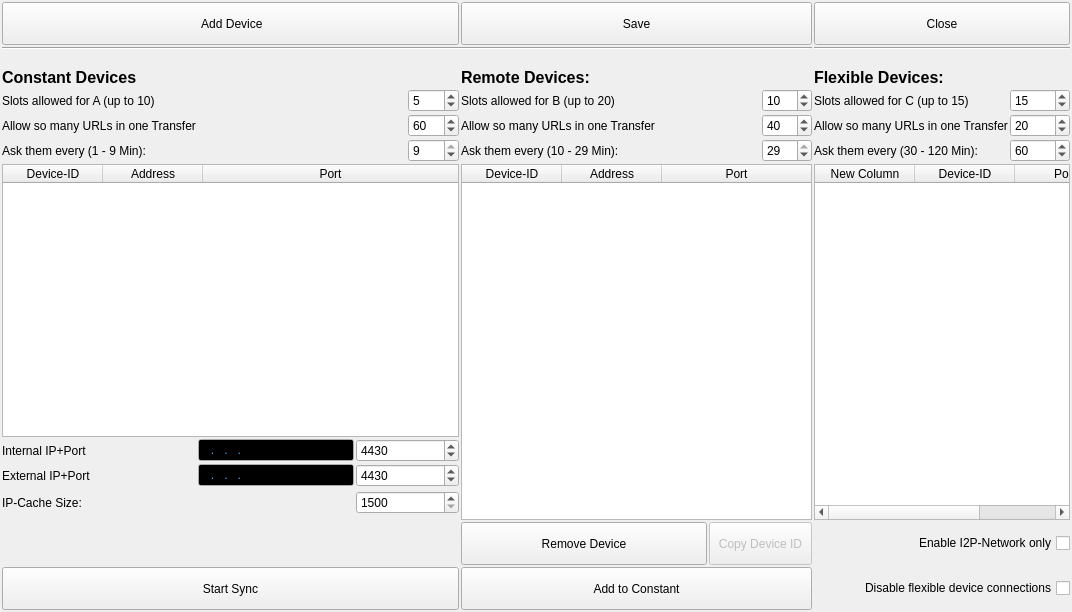
The window that ui/connection-display.ui (berndhs/arado) describes before a commit, drawn with Qt 5.
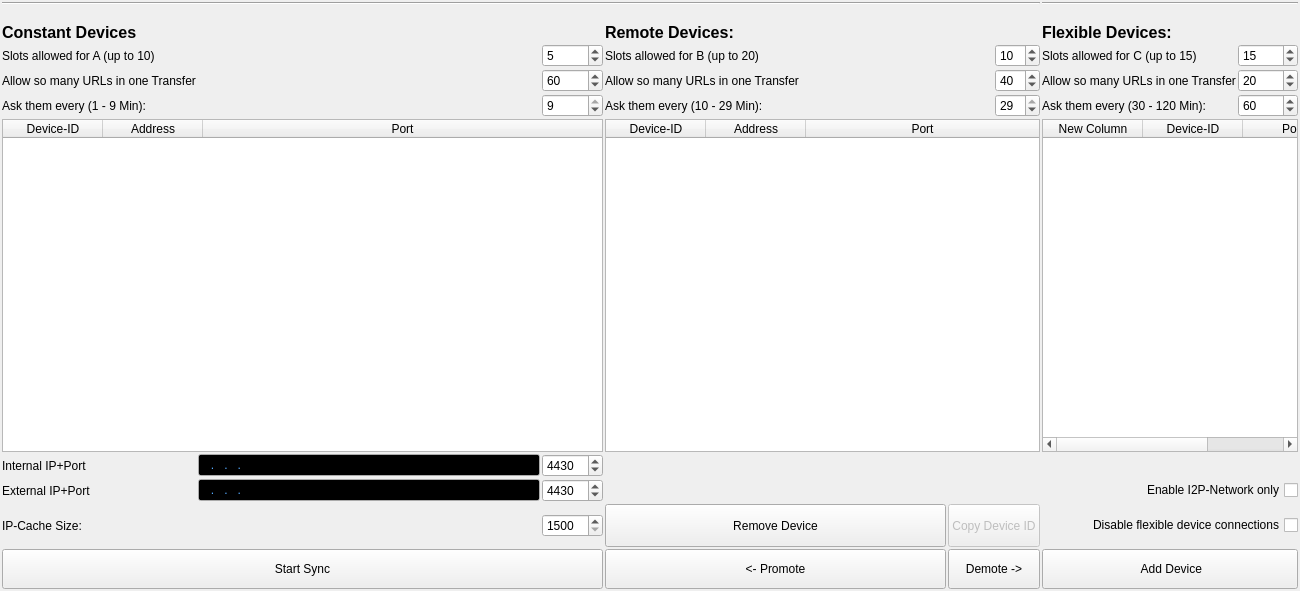
The same window after the commit. Icons and pictures are not drawn.

Commit message: display C peers, move some buttons around

```diff
--- a/ui/connection-display.ui
+++ b/ui/connection-display.ui
@@ -6,15 +6,100 @@
    <rect>
     <x>0</x>
     <y>0</y>
-    <width>1072</width>
-    <height>612</height>
+    <width>1300</width>
+    <height>591</height>
    </rect>
   </property>
   <property name="windowTitle">
    <string>Form</string>
   </property>
   <layout class="QGridLayout" name="gridLayout">
-   <item row="4" column="6" colspan="4">
+   <item row="0" column="0" colspan="6">
+    <widget class="Line" name="line">
+     <property name="orientation">
+      <enum>Qt::Horizontal</enum>
+     </property>
+    </widget>
+   </item>
+   <item row="0" column="6" colspan="3">
+    <widget class="Line" name="line_2">
+     <property name="orientation">
+      <enum>Qt::Horizontal</enum>
+     </property>
+    </widget>
+   </item>
+   <item row="1" column="0">
+    <widget class="QLabel" name="icon_A">
+     <property name="maximumSize">
+      <size>
+       <width>35</width>
+       <height>16777215</height>
+      </size>
+     </property>
+     <property name="baseSize">
+      <size>
+       <width>0</width>
+       <height>0</height>
+      </size>
+     </property>
+     <property name="text">
+      <string/>
+     </property>
+     <property name="pixmap">
+      <pixmap resource="../arado.qrc">:/images/kfm_home.png</pixmap>
+     </property>
+    </widget>
+   </item>
+   <item row="1" column="3">
+    <widget class="QLabel" name="icon_B">
+     <property name="maximumSize">
+      <size>
+       <width>35</width>
+       <height>16777215</height>
+      </size>
+     </property>
+     <property name="text">
+      <string/>
+     </property>
+     <property name="pixmap">
+      <pixmap resource="../arado.qrc">:/images/kdmconfig.png</pixmap>
+     </property>
+    </widget>
+   </item>
+   <item row="1" column="6">
+    <widget class="QLabel" name="icon_C">
+     <property name="maximumSize">
+      <size>
+       <width>35</width>
+       <height>16777215</height>
+      </size>
+     </property>
+     <property name="text">
+      <string/>
+     </property>
+     <property name="pixmap">
+      <pixmap resource="../arado.qrc">:/images/remote.png</pixmap>
+     </property>
+    </widget>
+   </item>
+   <item row="2" column="0">
+    <widget class="QLabel" name="label_A">
+     <property name="font">
+      <font>
+       <pointsize>12</pointsize>
+       <weight>75</weight>
+       <bold>true</bold>
+      </font>
+     </property>
+     <property name="text">
+      <string>Constant Devices</string>
+     </property>
+     <property name="textFormat">
+      <enum>Qt::AutoText</enum>
+     </property>
+    </widget>
+   </item>
+   <item row="2" column="3">
     <widget class="QLabel" name="label_B">
      <property name="font">
       <font>
@@ -28,7 +113,7 @@
      </property>
     </widget>
    </item>
-   <item row="4" column="12" colspan="2">
+   <item row="2" column="6" colspan="2">
     <widget class="QLabel" name="label_C">
      <property name="font">
       <font>
@@ -42,14 +127,131 @@
      </property>
     </widget>
    </item>
-   <item row="7" column="0" colspan="4">
+   <item row="3" column="0">
+    <widget class="QLabel" name="label_Slots_A">
+     <property name="text">
+      <string>Slots allowed for A (up to 10)</string>
+     </property>
+    </widget>
+   </item>
+   <item row="3" column="2">
+    <widget class="QSpinBox" name="urlamount_A">
+     <property name="minimum">
+      <number>1</number>
+     </property>
+     <property name="maximum">
+      <number>10</number>
+     </property>
+     <property name="value">
+      <number>5</number>
+     </property>
+    </widget>
+   </item>
+   <item row="3" column="3" colspan="2">
+    <widget class="QLabel" name="label_Slots_B">
+     <property name="text">
+      <string>Slots allowed for B (up to 20)</string>
+     </property>
+    </widget>
+   </item>
+   <item row="3" column="5">
+    <widget class="QSpinBox" name="slots_B">
+     <property name="minimum">
+      <number>1</number>
+     </property>
+     <property name="maximum">
+      <number>20</number>
+     </property>
+     <property name="value">
+      <number>10</number>
+     </property>
+    </widget>
+   </item>
+   <item row="3" column="6" colspan="2">
+    <widget class="QLabel" name="label_Slots_C">
+     <property name="text">
+      <string>Slots allowed for C (up to 15)</string>
+     </property>
+    </widget>
+   </item>
+   <item row="3" column="8">
+    <widget class="QSpinBox" name="slots_C">
+     <property name="maximum">
+      <number>20</number>
+     </property>
+     <property name="value">
+      <number>15</number>
+     </property>
+    </widget>
+   </item>
+   <item row="4" column="0">
+    <widget class="QLabel" name="label_URL_A">
+     <property name="text">
+      <string>Allow so many URLs in one Transfer</string>
+     </property>
+    </widget>
+   </item>
+   <item row="4" column="2">
+    <widget class="QSpinBox" name="slots_A">
+     <property name="minimum">
+      <number>10</number>
+     </property>
+     <property name="maximum">
+      <number>80</number>
+     </property>
+     <property name="value">
+      <number>60</number>
+     </property>
+    </widget>
+   </item>
+   <item row="4" column="3" colspan="2">
+    <widget class="QLabel" name="label_URL_B">
+     <property name="text">
+      <string>Allow so many URLs in one Transfer</string>
+     </property>
+    </widget>
+   </item>
+   <item row="4" column="5">
+    <widget class="QSpinBox" name="urlamount_B">
+     <property name="minimum">
+      <number>10</number>
+     </property>
+     <property name="maximum">
+      <number>80</number>
+     </property>
+     <property name="value">
+      <number>40</number>
+     </property>
+    </widget>
+   </item>
+   <item row="4" column="6" colspan="2">
+    <widget class="QLabel" name="label_URL_C">
+     <property name="text">
+      <string>Allow so many URLs in one Transfer</string>
+     </property>
+    </widget>
+   </item>
+   <item row="4" column="8">
+    <widget class="QSpinBox" name="urlamount_C">
+     <property name="minimum">
+      <number>10</number>
+     </property>
+     <property name="maximum">
+      <number>80</number>
+     </property>
+     <property name="value">
+      <number>20</number>
+     </property>
+    </widget>
+   </item>
+   <item row="5" column="0">
     <widget class="QLabel" name="labelipask_A">
      <property name="text">
       <string>Ask them every (1 - 9 Min):</string>
      </property>
     </widget>
    </item>
-   <item row="7" column="5">
+   <item row="5" column="2">
     <widget class="QSpinBox" name="ipask_A">
      <property name="toolTip">
       <string>IP-connections of your devices are dropped for sync-balancing reasons each X minutes (10-30).</string>
@@ -68,14 +270,14 @@
      </property>
     </widget>
    </item>
-   <item row="7" column="6" colspan="3">
+   <item row="5" column="3" colspan="2">
     <widget class="QLabel" name="labelipask_B">
      <property name="text">
       <string>Ask them every (10 - 29 Min):</string>
      </property>
     </widget>
    </item>
-   <item row="7" column="9">
+   <item row="5" column="5">
     <widget class="QSpinBox" name="ipask_B">
      <property name="toolTip">
       <string>IP-connections of your devices are dropped for sync-balancing reasons each X minutes (10-30).</string>
@@ -94,14 +296,14 @@
      </property>
     </widget>
    </item>
-   <item row="7" column="12">
+   <item row="5" column="6" colspan="2">
     <widget class="QLabel" name="labelipask_C">
      <property name="text">
       <string>Ask them every (30 - 120 Min):</string>
      </property>
     </widget>
    </item>
-   <item row="7" column="13">
+   <item row="5" column="8">
     <widget class="QSpinBox" name="ipask_C">
      <property name="toolTip">
       <string>IP-connections of your devices are dropped for sync-balancing reasons each X minutes (10-30).</string>
@@ -120,286 +322,285 @@
      </property>
     </widget>
    </item>
-   <item row="18" column="6" colspan="2">
-    <widget class="QPushButton" name="pushButton_remove">
-     <property name="minimumSize">
-      <size>
-       <width>0</width>
-       <height>43</height>
-      </size>
+   <item row="6" column="0" colspan="3">
+    <widget class="QTableWidget" name="tableWidget_A">
+     <property name="showGrid">
+      <bool>false</bool>
      </property>
-     <property name="toolTip">
-      <string>Removes a trusted IP from the list.</string>
-     </property>
-     <property name="text">
-      <string>Remove Device</string>
-     </property>
-     <property name="icon">
-      <iconset resource="../arado.qrc">
-       <normaloff>:/images/cancel.png</normaloff>:/images/cancel.png</iconset>
-     </property>
-     <property name="iconSize">
-      <size>
-       <width>32</width>
-       <height>32</height>
-      </size>
-     </property>
+     <attribute name="horizontalHeaderStretchLastSection">
+      <bool>true</bool>
+     </attribute>
+     <attribute name="verticalHeaderVisible">
+      <bool>false</bool>
+     </attribute>
+     <column>
+      <property name="text">
+       <string>Device-ID</string>
+      </property>
+     </column>
+     <column>
+      <property name="text">
+       <string>Address</string>
+      </property>
+     </column>
+     <column>
+      <property name="text">
+       <string>Port</string>
+      </property>
+     </column>
     </widget>
    </item>
-   <item row="18" column="8" colspan="2">
-    <widget class="QPushButton" name="pushButton_copyid">
-     <property name="enabled">
+   <item row="6" column="3" colspan="3">
+    <widget class="QTableWidget" name="tableWidget_B">
+     <property name="showGrid">
       <bool>false</bool>
      </property>
-     <property name="minimumSize">
-      <size>
-       <width>0</width>
-       <height>43</height>
-      </size>
-     </property>
-     <property name="toolTip">
-      <string>Copy your Device-ID to the clipboard</string>
-     </property>
-     <property name="text">
-      <string>Copy Device ID</string>
-     </property>
-     <property name="icon">
-      <iconset resource="../arado.qrc">
-       <normaloff>:/images/copy.png</normaloff>:/images/copy.png</iconset>
-     </property>
-     <property name="iconSize">
-      <size>
-       <width>32</width>
-       <height>32</height>
-      </size>
-     </property>
-    </widget>
-   </item>
-   <item row="22" column="6" colspan="4">
-    <widget class="QPushButton" name="pushButton_addto_A">
-     <property name="minimumSize">
-      <size>
-       <width>0</width>
-       <height>43</height>
-      </size>
-     </property>
-     <property name="toolTip">
-      <string>Adds an IP from recommended or episodic list to trusted list.</string>
-     </property>
-     <property name="text">
-      <string>Add to Constant</string>
-     </property>
-     <property name="icon">
-      <iconset resource="../arado.qrc">
-       <normaloff>:/images/kfm_home.png</normaloff>:/images/kfm_home.png</iconset>
-     </property>
-     <property name="iconSize">
-      <size>
-       <width>32</width>
-       <height>32</height>
-      </size>
-     </property>
-    </widget>
-   </item>
-   <item row="2" column="12" colspan="2">
-    <widget class="Line" name="line_2">
-     <property name="orientation">
-      <enum>Qt::Horizontal</enum>
-     </property>
-    </widget>
-   </item>
-   <item row="9" column="4" colspan="2">
-    <widget class="QSpinBox" name="myportinternal">
-     <property name="toolTip">
-      <string>You need to forward this port in your NAT/router, if you want to connect.</string>
-     </property>
-     <property name="maximum">
-      <number>65535</number>
-     </property>
-     <property name="value">
-      <number>4430</number>
-     </property>
-    </widget>
-   </item>
-   <item row="9" column="1" colspan="3">
-    <widget class="QLineEdit" name="addipinternal">
-     <property name="palette">
-      <palette>
-       <active>
-        <colorrole role="Text">
-         <brush brushstyle="SolidPattern">
-          <color alpha="255">
-           <red>85</red>
-           <green>170</green>
-           <blue>255</blue>
-          </color>
-         </brush>
-        </colorrole>
-        <colorrole role="Base">
-         <brush brushstyle="SolidPattern">
-          <color alpha="255">
-           <red>0</red>
-           <green>0</green>
-           <blue>0</blue>
-          </color>
-         </brush>
-        </colorrole>
-       </active>
-       <inactive>
-        <colorrole role="Text">
-         <brush brushstyle="SolidPattern">
-          <color alpha="255">
-           <red>85</red>
-           <green>170</green>
-           <blue>255</blue>
-          </color>
-         </brush>
-        </colorrole>
-        <colorrole role="Base">
-         <brush brushstyle="SolidPattern">
-          <color alpha="255">
-           <red>0</red>
-           <green>0</green>
-           <blue>0</blue>
-          </color>
-         </brush>
-        </colorrole>
-       </inactive>
-       <disabled>
-        <colorrole role="Text">
-         <brush brushstyle="SolidPattern">
-          <color alpha="255">
-           <red>190</red>
-           <green>190</green>
-           <blue>190</blue>
-          </color>
-         </brush>
-        </colorrole>
-        <colorrole role="Base">
-         <brush brushstyle="SolidPattern">
-          <color alpha="255">
-           <red>239</red>
-           <green>235</green>
-           <blue>231</blue>
-          </color>
-         </brush>
-        </colorrole>
-       </disabled>
-      </palette>
-     </property>
-     <property name="font">
-      <font>
-       <kerning>true</kerning>
-      </font>
-     </property>
-     <property name="toolTip">
-      <string>Enter any online  IP-Adress of your network, if the IP-cache is empty.</string>
-     </property>
-     <property name="inputMask">
-      <string>999.999.999.999; </string>
-     </property>
-     <property name="frame">
+     <attribute name="horizontalHeaderStretchLastSection">
       <bool>true</bool>
-     </property>
+     </attribute>
+     <attribute name="verticalHeaderVisible">
+      <bool>false</bool>
+     </attribute>
+     <column>
+      <property name="text">
+       <string>Device-ID</string>
+      </property>
+     </column>
+     <column>
+      <property name="text">
+       <string>Address</string>
+      </property>
+     </column>
+     <column>
+      <property name="text">
+       <string>Port</string>
+      </property>
+     </column>
     </widget>
    </item>
-   <item row="10" column="1" colspan="3">
-    <widget class="QLineEdit" name="addipexternal">
-     <property name="palette">
-      <palette>
-       <active>
-        <colorrole role="Text">
-         <brush brushstyle="SolidPattern">
-          <color alpha="255">
-           <red>85</red>
-           <green>170</green>
-           <blue>255</blue>
-          </color>
-         </brush>
-        </colorrole>
-        <colorrole role="Base">
-         <brush brushstyle="SolidPattern">
-          <color alpha="255">
-           <red>0</red>
-           <green>0</green>
-           <blue>0</blue>
-          </color>
-         </brush>
-        </colorrole>
-       </active>
-       <inactive>
-        <colorrole role="Text">
-         <brush brushstyle="SolidPattern">
-          <color alpha="255">
-           <red>85</red>
-           <green>170</green>
-           <blue>255</blue>
-          </color>
-         </brush>
-        </colorrole>
-        <colorrole role="Base">
-         <brush brushstyle="SolidPattern">
-          <color alpha="255">
-           <red>0</red>
-           <green>0</green>
-           <blue>0</blue>
-          </color>
-         </brush>
-        </colorrole>
-       </inactive>
-       <disabled>
-        <colorrole role="Text">
-         <brush brushstyle="SolidPattern">
-          <color alpha="255">
-           <red>190</red>
-           <green>190</green>
-           <blue>190</blue>
-          </color>
-         </brush>
-        </colorrole>
-        <colorrole role="Base">
-         <brush brushstyle="SolidPattern">
-          <color alpha="255">
-           <red>239</red>
-           <green>235</green>
-           <blue>231</blue>
-          </color>
-         </brush>
-        </colorrole>
-       </disabled>
-      </palette>
+   <item row="6" column="6" colspan="3">
+    <widget class="QTableWidget" name="tableWidget_C">
+     <property name="showGrid">
+      <bool>false</bool>
      </property>
-     <property name="font">
-      <font>
-       <kerning>true</kerning>
-      </font>
-     </property>
-     <property name="toolTip">
-      <string>Enter any online  IP-Adress of your network, if the IP-cache is empty.</string>
-     </property>
-     <property name="inputMask">
-      <string>999.999.999.999; </string>
-     </property>
-     <property name="frame">
+     <attribute name="horizontalHeaderVisible">
       <bool>true</bool>
-     </property>
+     </attribute>
+     <attribute name="horizontalHeaderStretchLastSection">
+      <bool>true</bool>
+     </attribute>
+     <attribute name="verticalHeaderVisible">
+      <bool>false</bool>
+     </attribute>
+     <column>
+      <property name="text">
+       <string>New Column</string>
+      </property>
+     </column>
+     <column>
+      <property name="text">
+       <string>Device-ID</string>
+      </property>
+     </column>
+     <column>
+      <property name="text">
+       <string>Port</string>
+      </property>
+     </column>
     </widget>
    </item>
-   <item row="9" column="0">
+   <item row="7" column="0">
     <widget class="QLabel" name="labelmyport_2">
      <property name="text">
       <string>Internal IP+Port</string>
      </property>
     </widget>
    </item>
-   <item row="10" column="0">
+   <item row="7" column="1">
+    <widget class="QLineEdit" name="addipinternal">
+     <property name="palette">
+      <palette>
+       <active>
+        <colorrole role="Text">
+         <brush brushstyle="SolidPattern">
+          <color alpha="255">
+           <red>85</red>
+           <green>170</green>
+           <blue>255</blue>
+          </color>
+         </brush>
+        </colorrole>
+        <colorrole role="Base">
+         <brush brushstyle="SolidPattern">
+          <color alpha="255">
+           <red>0</red>
+           <green>0</green>
+           <blue>0</blue>
+          </color>
+         </brush>
+        </colorrole>
+       </active>
+       <inactive>
+        <colorrole role="Text">
+         <brush brushstyle="SolidPattern">
+          <color alpha="255">
+           <red>85</red>
+           <green>170</green>
+           <blue>255</blue>
+          </color>
+         </brush>
+        </colorrole>
+        <colorrole role="Base">
+         <brush brushstyle="SolidPattern">
+          <color alpha="255">
+           <red>0</red>
+           <green>0</green>
+           <blue>0</blue>
+          </color>
+         </brush>
+        </colorrole>
+       </inactive>
+       <disabled>
+        <colorrole role="Text">
+         <brush brushstyle="SolidPattern">
+          <color alpha="255">
+           <red>190</red>
+           <green>190</green>
+           <blue>190</blue>
+          </color>
+         </brush>
+        </colorrole>
+        <colorrole role="Base">
+         <brush brushstyle="SolidPattern">
+          <color alpha="255">
+           <red>239</red>
+           <green>235</green>
+           <blue>231</blue>
+          </color>
+         </brush>
+        </colorrole>
+       </disabled>
+      </palette>
+     </property>
+     <property name="font">
+      <font>
+       <kerning>true</kerning>
+      </font>
+     </property>
+     <property name="toolTip">
+      <string>Enter any online  IP-Adress of your network, if the IP-cache is empty.</string>
+     </property>
+     <property name="inputMask">
+      <string>999.999.999.999; </string>
+     </property>
+     <property name="frame">
+      <bool>true</bool>
+     </property>
+    </widget>
+   </item>
+   <item row="7" column="2">
+    <widget class="QSpinBox" name="myportinternal">
+     <property name="toolTip">
+      <string>You need to forward this port in your NAT/router, if you want to connect.</string>
+     </property>
+     <property name="maximum">
+      <number>65535</number>
+     </property>
+     <property name="value">
+      <number>4430</number>
+     </property>
+    </widget>
+   </item>
+   <item row="8" column="0">
     <widget class="QLabel" name="labelmyport_3">
      <property name="text">
       <string>External IP+Port</string>
      </property>
     </widget>
    </item>
-   <item row="10" column="4" colspan="2">
+   <item row="8" column="1">
+    <widget class="QLineEdit" name="addipexternal">
+     <property name="palette">
+      <palette>
+       <active>
+        <colorrole role="Text">
+         <brush brushstyle="SolidPattern">
+          <color alpha="255">
+           <red>85</red>
+           <green>170</green>
+           <blue>255</blue>
+          </color>
+         </brush>
+        </colorrole>
+        <colorrole role="Base">
+         <brush brushstyle="SolidPattern">
+          <color alpha="255">
+           <red>0</red>
+           <green>0</green>
+           <blue>0</blue>
+          </color>
+         </brush>
+        </colorrole>
+       </active>
+       <inactive>
+        <colorrole role="Text">
+         <brush brushstyle="SolidPattern">
+          <color alpha="255">
+           <red>85</red>
+           <green>170</green>
+           <blue>255</blue>
+          </color>
+         </brush>
+        </colorrole>
+        <colorrole role="Base">
+         <brush brushstyle="SolidPattern">
+          <color alpha="255">
+           <red>0</red>
+           <green>0</green>
+           <blue>0</blue>
+          </color>
+         </brush>
+        </colorrole>
+       </inactive>
+       <disabled>
+        <colorrole role="Text">
+         <brush brushstyle="SolidPattern">
+          <color alpha="255">
+           <red>190</red>
+           <green>190</green>
+           <blue>190</blue>
+          </color>
+         </brush>
+        </colorrole>
+        <colorrole role="Base">
+         <brush brushstyle="SolidPattern">
+          <color alpha="255">
+           <red>239</red>
+           <green>235</green>
+           <blue>231</blue>
+          </color>
+         </brush>
+        </colorrole>
+       </disabled>
+      </palette>
+     </property>
+     <property name="font">
+      <font>
+       <kerning>true</kerning>
+      </font>
+     </property>
+     <property name="toolTip">
+      <string>Enter any online  IP-Adress of your network, if the IP-cache is empty.</string>
+     </property>
+     <property name="inputMask">
+      <string>999.999.999.999; </string>
+     </property>
+     <property name="frame">
+      <bool>true</bool>
+     </property>
+    </widget>
+   </item>
+   <item row="8" column="2">
     <widget class="QSpinBox" name="myportexternal">
      <property name="toolTip">
       <string>You need to forward this port in your NAT/router, if you want to connect.</string>
@@ -412,136 +613,7 @@
      </property>
     </widget>
    </item>
-   <item row="0" column="6" colspan="4">
-    <widget class="QPushButton" name="pushButton_savesettings">
-     <property name="enabled">
-      <bool>true</bool>
-     </property>
-     <property name="minimumSize">
-      <size>
-       <width>0</width>
-       <height>43</height>
-      </size>
-     </property>
-     <property name="toolTip">
-      <string>Save current Settings.</string>
-     </property>
-     <property name="text">
-      <string>Save</string>
-     </property>
-     <property name="icon">
-      <iconset resource="../arado.qrc">
-       <normaloff>:/images/filesaveas.png</normaloff>:/images/filesaveas.png</iconset>
-     </property>
-     <property name="iconSize">
-      <size>
-       <width>32</width>
-       <height>32</height>
-      </size>
-     </property>
-    </widget>
-   </item>
-   <item row="0" column="12" colspan="2">
-    <widget class="QPushButton" name="pushButton_closesettings">
-     <property name="enabled">
-      <bool>true</bool>
-     </property>
-     <property name="minimumSize">
-      <size>
-       <width>0</width>
-       <height>43</height>
-      </size>
-     </property>
-     <property name="toolTip">
-      <string>Close current Settings.</string>
-     </property>
-     <property name="text">
-      <string>Close</string>
-     </property>
-     <property name="icon">
-      <iconset resource="../arado.qrc">
-       <normaloff>:/images/back.png</normaloff>:/images/back.png</iconset>
-     </property>
-     <property name="iconSize">
-      <size>
-       <width>32</width>
-       <height>32</height>
-      </size>
-     </property>
-    </widget>
-   </item>
-   <item row="2" column="0" colspan="10">
-    <widget class="Line" name="line">
-     <property name="orientation">
-      <enum>Qt::Horizontal</enum>
-     </property>
-    </widget>
-   </item>
-   <item row="3" column="0">
-    <widget class="QLabel" name="icon_A">
-     <property name="maximumSize">
-      <size>
-       <width>35</width>
-       <height>16777215</height>
-      </size>
-     </property>
-     <property name="baseSize">
-      <size>
-       <width>0</width>
-       <height>0</height>
-      </size>
-     </property>
-     <property name="text">
-      <string/>
-     </property>
-     <property name="pixmap">
-      <pixmap resource="../arado.qrc">:/images/kfm_home.png</pixmap>
-     </property>
-    </widget>
-   </item>
-   <item row="3" column="6">
-    <widget class="QLabel" name="icon_B">
-     <property name="maximumSize">
-      <size>
-       <width>35</width>
-       <height>16777215</height>
-      </size>
-     </property>
-     <property name="text">
-      <string/>
-     </property>
-     <property name="pixmap">
-      <pixmap resource="../arado.qrc">:/images/kdmconfig.png</pixmap>
-     </property>
-    </widget>
-   </item>
-   <item row="3" column="12">
-    <widget class="QLabel" name="icon_C">
-     <property name="maximumSize">
-      <size>
-       <width>35</width>
-       <height>16777215</height>
-      </size>
-     </property>
-     <property name="text">
-      <string/>
-     </property>
-     <property name="pixmap">
-      <pixmap resource="../arado.qrc">:/images/remote.png</pixmap>
-     </property>
-    </widget>
-   </item>
-   <item row="22" column="12" colspan="2">
-    <widget class="QCheckBox" name="checkboxdisable_C">
-     <property name="layoutDirection">
-      <enum>Qt::RightToLeft</enum>
-     </property>
-     <property name="text">
-      <string>Disable flexible device connections</string>
-     </property>
-    </widget>
-   </item>
-   <item row="18" column="12" colspan="2">
+   <item row="8" column="7" colspan="2">
     <widget class="QCheckBox" name="checkBox_I2P">
      <property name="layoutDirection">
       <enum>Qt::RightToLeft</enum>
@@ -551,7 +623,7 @@
      </property>
     </widget>
    </item>
-   <item row="12" column="0">
+   <item row="9" column="0">
     <widget class="QLabel" name="labelipcachesize_3">
      <property name="layoutDirection">
       <enum>Qt::LeftToRight</enum>
@@ -561,7 +633,7 @@
      </property>
     </widget>
    </item>
-   <item row="12" column="4" colspan="2">
+   <item row="9" column="2">
     <widget class="QSpinBox" name="ipcachesize">
      <property name="toolTip">
       <string>Amount of IP-adresses in your IP-cache (1500-5000). Rise up, if all IP-adresses are outdated or offline and connections fail after a start.  Then each minute a request is sent to the boot-IP-connections, to fill the cache for 100%.</string>
@@ -577,25 +649,48 @@
      </property>
     </widget>
    </item>
-   <item row="0" column="0" colspan="6">
-    <widget class="QPushButton" name="buttonAddDevice">
+   <item row="9" column="3">
+    <widget class="QPushButton" name="pushButton_remove">
      <property name="minimumSize">
       <size>
        <width>0</width>
        <height>43</height>
       </size>
      </property>
-     <property name="baseSize">
+     <property name="toolTip">
+      <string>Removes a trusted IP from the list.</string>
+     </property>
+     <property name="text">
+      <string>Remove Device</string>
+     </property>
+     <property name="icon">
+      <iconset resource="../arado.qrc">
+       <normaloff>:/images/cancel.png</normaloff>:/images/cancel.png</iconset>
+     </property>
+     <property name="iconSize">
       <size>
+       <width>32</width>
+       <height>32</height>
+      </size>
+     </property>
+    </widget>
+   </item>
+   <item row="9" column="4" colspan="2">
+    <widget class="QPushButton" name="pushButton_copyid">
+     <property name="enabled">
+      <bool>false</bool>
+     </property>
+     <property name="minimumSize">
+      <size>
        <width>0</width>
-       <height>0</height>
+       <height>43</height>
       </size>
      </property>
      <property name="toolTip">
       <string>Boot with an IP+Port, if the IP-cache is empty or outdated.</string>
      </property>
      <property name="text">
-      <string> Add Device</string>
+      <string>Copy Device ID</string>
      </property>
      <property name="icon">
       <iconset resource="../arado.qrc">
@@ -609,12 +704,28 @@
      </property>
     </widget>
    </item>
-   <item row="22" column="0" colspan="6">
+   <item row="9" column="7" colspan="2">
+    <widget class="QCheckBox" name="checkboxdisable_C">
+     <property name="layoutDirection">
+      <enum>Qt::RightToLeft</enum>
+     </property>
+     <property name="text">
+      <string>Disable flexible device connections</string>
+     </property>
+    </widget>
+   </item>
+   <item row="10" column="0" colspan="3">
     <widget class="QPushButton" name="buttonStartSync">
+     <property name="sizePolicy">
+      <sizepolicy hsizetype="Expanding" vsizetype="Fixed">
+       <horstretch>0</horstretch>
+       <verstretch>0</verstretch>
+      </sizepolicy>
+     </property>
      <property name="minimumSize">
       <size>
        <width>0</width>
-       <height>43</height>
+       <height>40</height>
       </size>
      </property>
      <property name="toolTip">
@@ -635,206 +746,91 @@
      </property>
     </widget>
    </item>
-   <item row="6" column="5">
-    <widget class="QSpinBox" name="slots_A">
-     <property name="minimum">
-      <number>10</number>
+   <item row="10" column="3">
+    <widget class="QPushButton" name="buttonPromote">
+     <property name="sizePolicy">
+      <sizepolicy hsizetype="Expanding" vsizetype="Fixed">
+       <horstretch>0</horstretch>
+       <verstretch>0</verstretch>
+      </sizepolicy>
      </property>
-     <property name="maximum">
-      <number>80</number>
+     <property name="minimumSize">
+      <size>
+       <width>0</width>
+       <height>40</height>
+      </size>
      </property>
-     <property name="value">
-      <number>60</number>
+     <property name="toolTip">
+      <string>Adds an IP from recommended or episodic list to trusted list.</string>
      </property>
-    </widget>
-   </item>
-   <item row="6" column="9">
-    <widget class="QSpinBox" name="urlamount_B">
-     <property name="minimum">
-      <number>10</number>
+     <property name="text">
+      <string>&lt;- Promote</string>
      </property>
-     <property name="maximum">
-      <number>80</number>
+     <property name="iconSize">
+      <size>
+       <width>32</width>
+       <height>32</height>
+      </size>
      </property>
-     <property name="value">
-      <number>40</number>
-     </property>
     </widget>
    </item>
-   <item row="6" column="13">
-    <widget class="QSpinBox" name="urlamount_C">
-     <property name="minimum">
-      <number>10</number>
+   <item row="10" column="4" colspan="2">
+    <widget class="QPushButton" name="pushButton">
+     <property name="sizePolicy">
+      <sizepolicy hsizetype="Expanding" vsizetype="Fixed">
+       <horstretch>0</horstretch>
+       <verstretch>0</verstretch>
+      </sizepolicy>
      </property>
-     <property name="maximum">
-      <number>80</number>
+     <property name="minimumSize">
+      <size>
+       <width>0</width>
+       <height>40</height>
+      </size>
      </property>
-     <property name="value">
-      <number>20</number>
-     </property>
-    </widget>
-   </item>
-   <item row="6" column="0">
-    <widget class="QLabel" name="label_URL_A">
      <property name="text">
-      <string>Allow so many URLs in one Transfer</string>
+      <string>Demote -&gt;</string>
      </property>
     </widget>
    </item>
-   <item row="6" column="6">
-    <widget class="QLabel" name="label_URL_B">
-     <property name="text">
-      <string>Allow so many URLs in one Transfer</string>
+   <item row="10" column="6" colspan="3">
+    <widget class="QPushButton" name="buttonAddDevice">
+     <property name="sizePolicy">
+      <sizepolicy hsizetype="Expanding" vsizetype="Fixed">
+       <horstretch>0</horstretch>
+       <verstretch>0</verstretch>
+      </sizepolicy>
      </property>
-    </widget>
-   </item>
-   <item row="6" column="12">
-    <widget class="QLabel" name="label_URL_C">
-     <property name="text">
-      <string>Allow so many URLs in one Transfer</string>
+     <property name="minimumSize">
+      <size>
+       <width>0</width>
+       <height>40</height>
+      </size>
      </property>
-    </widget>
-   </item>
-   <item row="5" column="5">
-    <widget class="QSpinBox" name="urlamount_A">
-     <property name="minimum">
-      <number>1</number>
+     <property name="baseSize">
+      <size>
+       <width>0</width>
+       <height>0</height>
+      </size>
      </property>
-     <property name="maximum">
-      <number>10</number>
+     <property name="toolTip">
+      <string>Boot with an IP+Port, if the IP-cache is empty or outdated.</string>
      </property>
-     <property name="value">
-      <number>5</number>
-     </property>
-    </widget>
-   </item>
-   <item row="5" column="9">
-    <widget class="QSpinBox" name="slots_B">
-     <property name="minimum">
-      <number>1</number>
-     </property>
-     <property name="maximum">
-      <number>20</number>
-     </property>
-     <property name="value">
-      <number>10</number>
-     </property>
-    </widget>
-   </item>
-   <item row="5" column="13">
-    <widget class="QSpinBox" name="slots_C">
-     <property name="maximum">
-      <number>20</number>
-     </property>
-     <property name="value">
-      <number>15</number>
-     </property>
-    </widget>
-   </item>
-   <item row="5" column="0">
-    <widget class="QLabel" name="label_Slots_A">
      <property name="text">
-      <string>Slots allowed for A (up to 10)</string>
+      <string> Add Device</string>
      </property>
-    </widget>
-   </item>
-   <item row="5" column="6">
-    <widget class="QLabel" name="label_Slots_B">
-     <property name="text">
-      <string>Slots allowed for B (up to 20)</string>
+     <property name="icon">
+      <iconset resource="../arado.qrc">
+       <normaloff>:/images/server.png</normaloff>:/images/server.png</iconset>
      </property>
-    </widget>
-   </item>
-   <item row="5" column="12">
-    <widget class="QLabel" name="label_Slots_C">
-     <property name="text">
-      <string>Slots allowed for C (up to 15)</string>
+     <property name="iconSize">
+      <size>
+       <width>32</width>
+       <height>32</height>
+      </size>
      </property>
     </widget>
    </item>
-   <item row="4" column="0" colspan="6">
-    <widget class="QLabel" name="label_A">
-     <property name="font">
-      <font>
-       <pointsize>12</pointsize>
-       <weight>75</weight>
-       <bold>true</bold>
-      </font>
-     </property>
-     <property name="text">
-      <string>Constant Devices</string>
-     </property>
-     <property name="textFormat">
-      <enum>Qt::AutoText</enum>
-     </property>
-    </widget>
-   </item>
-   <item row="8" column="0" colspan="6">
-    <widget class="QTableWidget" name="tableWidget_A">
-     <attribute name="horizontalHeaderStretchLastSection">
-      <bool>true</bool>
-     </attribute>
-     <column>
-      <property name="text">
-       <string>Device-ID</string>
-      </property>
-     </column>
-     <column>
-      <property name="text">
-       <string>Address</string>
-      </property>
-     </column>
-     <column>
-      <property name="text">
-       <string>Port</string>
-      </property>
-     </column>
-    </widget>
-   </item>
-   <item row="8" column="6" rowspan="8" colspan="4">
-    <widget class="QTableWidget" name="tableWidget_B">
-     <attribute name="horizontalHeaderStretchLastSection">
-      <bool>true</bool>
-     </attribute>
-     <column>
-      <property name="text">
-       <string>Device-ID</string>
-      </property>
-     </column>
-     <column>
-      <property name="text">
-       <string>Address</string>
-      </property>
-     </column>
-     <column>
-      <property name="text">
-       <string>Port</string>
-      </property>
-     </column>
-    </widget>
-   </item>
-   <item row="8" column="12" rowspan="8" colspan="2">
-    <widget class="QTableWidget" name="tableWidget_C">
-     <attribute name="horizontalHeaderStretchLastSection">
-      <bool>true</bool>
-     </attribute>
-     <column>
-      <property name="text">
-       <string>New Column</string>
-      </property>
-     </column>
-     <column>
-      <property name="text">
-       <string>Device-ID</string>
-      </property>
-     </column>
-     <column>
-      <property name="text">
-       <string>Port</string>
-      </property>
-     </column>
-    </widget>
-   </item>
   </layout>
   <action name="actionAddServer">
    <property name="icon">
```
Left out of the diff: 4 changed lines with no effect on the pictures. The commit also changes 7 other files.
